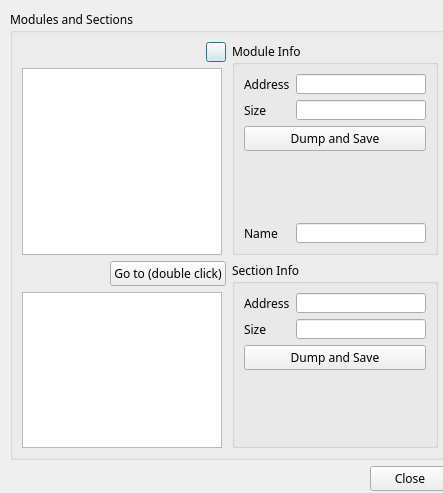
First picture: the form in module_list.ui, repository kvakazabra/memObserver, before the edit.
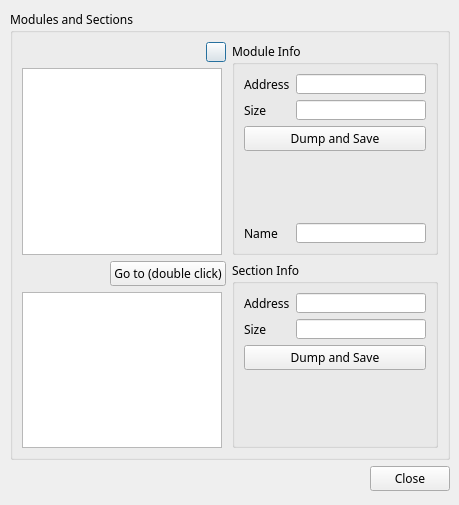
Second picture: the form after the edit. Icons and pictures are not drawn.

Commit message: Make all windows non-resizable

Diff of the .ui file:
```diff
--- a/module_list.ui
+++ b/module_list.ui
@@ -6,10 +6,28 @@
    <rect>
     <x>0</x>
     <y>0</y>
-    <width>443</width>
-    <height>493</height>
+    <width>459</width>
+    <height>505</height>
    </rect>
   </property>
+  <property name="sizePolicy">
+   <sizepolicy hsizetype="Fixed" vsizetype="Fixed">
+    <horstretch>0</horstretch>
+    <verstretch>0</verstretch>
+   </sizepolicy>
+  </property>
+  <property name="minimumSize">
+   <size>
+    <width>459</width>
+    <height>505</height>
+   </size>
+  </property>
+  <property name="maximumSize">
+   <size>
+    <width>459</width>
+    <height>505</height>
+   </size>
+  </property>
   <property name="font">
    <font>
     <family>Ubuntu Mono</family>
```
The commit also changes 3 other files.
